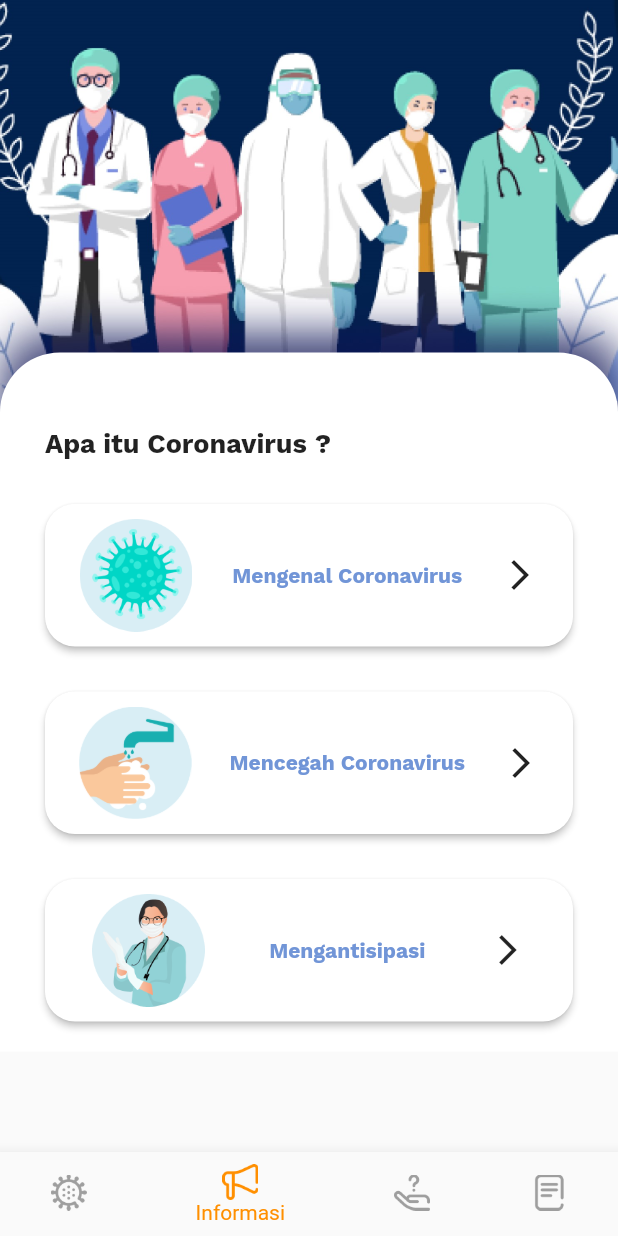
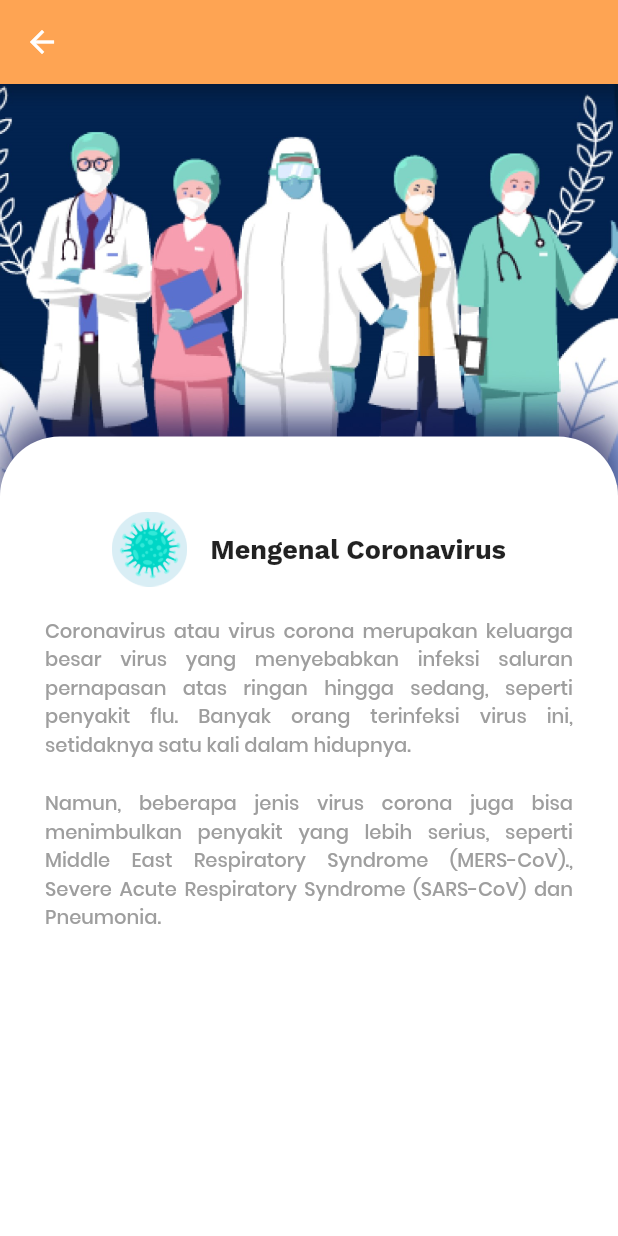
Before and after one commit to geofany/covid_19, a Flutter app: the screen it shows after launch, item 2 of the bottom bar chosen, after a tap on "Mengenal Coronavirus", on a phone screen of 412 x 824 dp. Run offline on Flutter 3.47's test engine with Material 2 defaults, Android fonts, the phone set to English and light mode, and no system bars; our stand-ins replace carousel_pro.

Commit message:
mengenal

```diff
--- a/lib/bantuan.dart
+++ b/lib/bantuan.dart
@@ -9,9 +9,7 @@ class bantuan extends StatefulWidget {
 class _bantuanState extends State<bantuan> {
   @override
   Widget build(BuildContext context) {
-    return ListView(
-      children: <Widget>[
-        Stack(
+    return Stack(
       children: <Widget>[
         Container(
           child: Image.asset("images/bg.jpg"),
@@ -83,8 +81,6 @@ class _bantuanState extends State<bantuan> {
           ),
         )
       ],
-        )
-      ],
     );
   }
 }
--- a/lib/informasi.dart
+++ b/lib/informasi.dart
@@ -1,3 +1,4 @@
+import 'package:covid_19/mengenal.dart';
 import 'package:flutter/material.dart';
 
 class informasi extends StatefulWidget {
@@ -45,7 +46,9 @@ class _informasiState extends State<informasi> {
                       splashColor: Colors.orange[600],
                       focusColor: Colors.orange,
                       padding: EdgeInsets.all(10),
-                      onPressed: () {},
+                      onPressed: () {
+                        Navigator.push(context, MaterialPageRoute(builder: (context) => mengenal()));
+                      },
                       child: Row(
                         mainAxisAlignment: MainAxisAlignment.spaceAround,
                         children: <Widget>[
--- /dev/null
+++ b/lib/mengenal.dart
@@ -0,0 +1,74 @@
+import 'package:flutter/material.dart';
+
+class mengenal extends StatefulWidget {
+  @override
+  _mengenalState createState() => _mengenalState();
+}
+
+class _mengenalState extends State<mengenal> {
+  @override
+  Widget build(BuildContext context) {
+    return Scaffold(
+      appBar: AppBar(
+        backgroundColor: Color(0xffFEA453),
+      ),
+      body: Stack(
+        children: <Widget>[
+          Container(
+            child: Image.asset("images/bg.jpg"),
+          ),
+          Container(
+            margin: EdgeInsets.only(top: 235),
+            padding: EdgeInsets.fromLTRB(30, 50, 30, 20),
+            decoration: BoxDecoration(
+                color: Colors.white,
+                borderRadius: BorderRadius.only(
+                    topLeft: Radius.circular(40),
+                    topRight: Radius.circular(40))),
+            child: Column(
+              children: <Widget>[
+                Container(
+                  alignment: Alignment.topLeft,
+                  child: Row(
+                    mainAxisAlignment: MainAxisAlignment.center,
+                    children: <Widget>[
+                      Image.asset(
+                        "images/virus.png",
+                        height: 50,
+                      ),
+                      Text(
+                        "   Mengenal Coronavirus",
+                        style: TextStyle(
+                            fontFamily: "WorkSans",
+                            fontSize: 18,
+                            fontWeight: FontWeight.bold),
+                      ),
+                    ],
+                  ),
+                ),
+                SizedBox(
+                  height: 20,
+                ),
+                Text(
+                  "Coronavirus atau virus corona merupakan keluarga besar virus yang menyebabkan infeksi saluran pernapasan atas ringan hingga sedang, seperti penyakit flu. Banyak orang terinfeksi virus ini, setidaknya satu kali dalam hidupnya.",
+                  style: TextStyle(
+                      fontFamily: "Poppins", fontSize: 13, color: Colors.grey),
+                  textAlign: TextAlign.justify,
+                ),
+                SizedBox(
+                  height: 20,
+                ),
+                Text(
+                  "Namun, beberapa jenis virus corona juga bisa menimbulkan penyakit yang lebih serius, seperti Middle East Respiratory Syndrome (MERS-CoV)., Severe Acute Respiratory Syndrome (SARS-CoV) dan Pneumonia.",
+                  style: TextStyle(
+                      fontFamily: "Poppins", fontSize: 13, color: Colors.grey),
+                  textAlign: TextAlign.justify,
+                )
+              ],
+            ),
+          )
+        ],
+      ),
+    );
+  }
+}
```
Lines whose indentation alone changed are shown as unchanged.
